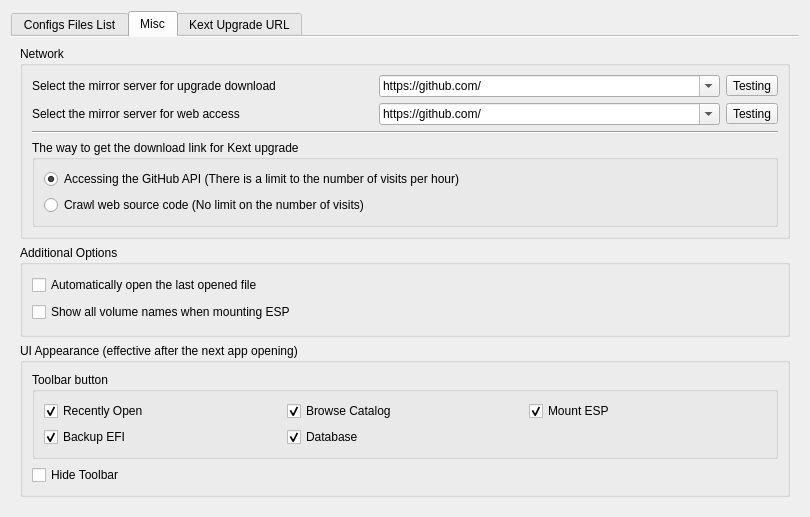
Old version of the form dlgdatabase.ui in the repository ic005k/OCAuxiliaryTools.
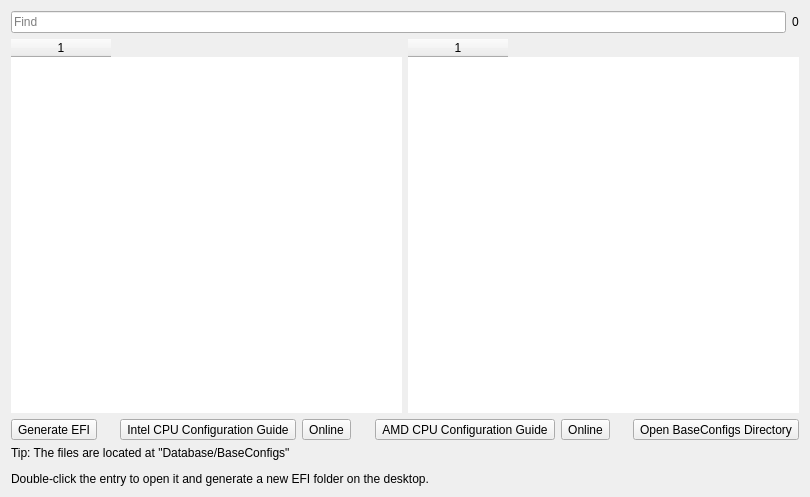
New version of the form. The open tabs and pages were chosen to show the change.

What changed in the file:
```diff
--- a/dlgdatabase.ui
+++ b/dlgdatabase.ui
@@ -7,25 +7,12 @@
     <x>0</x>
     <y>0</y>
     <width>810</width>
-    <height>517</height>
+    <height>497</height>
    </rect>
   </property>
   <property name="windowTitle">
    <string>Configuration file database</string>
   </property>
-  <layout class="QGridLayout" name="gridLayout_9">
-   <item row="0" column="0">
-    <widget class="QTabWidget" name="tabWidget">
-     <property name="currentIndex">
-      <number>2</number>
-     </property>
-     <property name="documentMode">
-      <bool>true</bool>
-     </property>
-     <widget class="QWidget" name="tab_1">
-      <attribute name="title">
-       <string>Configs Files List</string>
-      </attribute>
       <layout class="QGridLayout" name="gridLayout">
        <item row="0" column="0">
         <layout class="QHBoxLayout" name="horizontalLayout_3">
@@ -188,324 +175,6 @@
          <property name="text">
           <string>&lt;html&gt;&lt;head/&gt;&lt;body&gt;&lt;p&gt;Tip: The files are located at  &quot;Database/BaseConfigs&quot;&lt;/p&gt;&lt;p&gt;Double-click the entry to open it and generate a new EFI folder on the desktop.&lt;/p&gt;&lt;/body&gt;&lt;/html&gt;</string>
          </property>
-        </widget>
-       </item>
-      </layout>
-     </widget>
-     <widget class="QWidget" name="tab_3">
-      <attribute name="title">
-       <string>Misc</string>
-      </attribute>
-      <layout class="QGridLayout" name="gridLayout_2">
-       <item row="0" column="0">
-        <widget class="QGroupBox" name="groupBox">
-         <property name="title">
-          <string>Network</string>
-         </property>
-         <layout class="QGridLayout" name="gridLayout_6">
-          <item row="0" column="0">
-           <widget class="QLabel" name="label_2">
-            <property name="text">
-             <string>Select the mirror server for upgrade download</string>
-            </property>
-           </widget>
-          </item>
-          <item row="1" column="0">
-           <widget class="QLabel" name="label_3">
-            <property name="text">
-             <string>Select the mirror server for web access</string>
-            </property>
-           </widget>
-          </item>
-          <item row="1" column="1">
-           <widget class="QComboBox" name="comboBoxWeb">
-            <property name="editable">
-             <bool>true</bool>
-            </property>
-            <item>
-             <property name="text">
-              <string>https://github.com/</string>
-             </property>
-            </item>
-            <item>
-             <property name="text">
-              <string>https://hub.fastgit.org/</string>
-             </property>
-            </item>
-           </widget>
-          </item>
-          <item row="0" column="2">
-           <widget class="QToolButton" name="btnTest">
-            <property name="text">
-             <string>Testing</string>
-            </property>
-           </widget>
-          </item>
-          <item row="2" column="0" colspan="3">
-           <widget class="Line" name="line">
-            <property name="orientation">
-             <enum>Qt::Horizontal</enum>
-            </property>
-           </widget>
-          </item>
-          <item row="1" column="2">
-           <widget class="QToolButton" name="btnPing">
-            <property name="text">
-             <string>Testing</string>
-            </property>
-           </widget>
-          </item>
-          <item row="0" column="1">
-           <widget class="QComboBox" name="comboBoxNet">
-            <property name="editable">
-             <bool>true</bool>
-            </property>
-            <item>
-             <property name="text">
-              <string>https://github.com/</string>
-             </property>
-            </item>
-            <item>
-             <property name="text">
-              <string>https://download.fastgit.org/</string>
-             </property>
-            </item>
-            <item>
-             <property name="text">
-              <string>https://ghproxy.com/https://github.com/</string>
-             </property>
-            </item>
-            <item>
-             <property name="text">
-              <string>https://gh.api.99988866.xyz/https://github.com/</string>
-             </property>
-            </item>
-            <item>
-             <property name="text">
-              <string>https://gh.msx.workers.dev/https://github.com/</string>
-             </property>
-            </item>
-            <item>
-             <property name="text">
-              <string>https://gh.xiu2.xyz/https://github.com/</string>
-             </property>
-            </item>
-            <item>
-             <property name="text">
-              <string>https://git.yumenaka.net/https://github.com/</string>
-             </property>
-            </item>
-            <item>
-             <property name="text">
-              <string>https://pd.zwc365.com/seturl/https://github.com/</string>
-             </property>
-            </item>
-           </widget>
-          </item>
-          <item row="3" column="0" colspan="3">
-           <widget class="QGroupBox" name="groupBox_2">
-            <property name="title">
-             <string>The way to get the download link for Kext upgrade</string>
-            </property>
-            <layout class="QGridLayout" name="gridLayout_5">
-             <item row="0" column="0">
-              <widget class="QRadioButton" name="rbtnAPI">
-               <property name="text">
-                <string>Accessing the GitHub API (There is a limit to the number of visits per hour)</string>
-               </property>
-               <property name="checked">
-                <bool>true</bool>
-               </property>
-              </widget>
-             </item>
-             <item row="1" column="0">
-              <widget class="QRadioButton" name="rbtnWeb">
-               <property name="text">
-                <string>Crawl web source code (No limit on the number of visits)</string>
-               </property>
-              </widget>
-             </item>
-            </layout>
-           </widget>
-          </item>
-         </layout>
-        </widget>
-       </item>
-       <item row="1" column="0">
-        <widget class="QGroupBox" name="groupBox_3">
-         <property name="title">
-          <string>Additional Options</string>
-         </property>
-         <layout class="QGridLayout" name="gridLayout_4">
-          <item row="0" column="0">
-           <widget class="QCheckBox" name="chkBoxLastFile">
-            <property name="text">
-             <string>Automatically open the last opened file</string>
-            </property>
-           </widget>
-          </item>
-          <item row="1" column="0">
-           <widget class="QCheckBox" name="chkShowVolName">
-            <property name="text">
-             <string>Show all volume names when mounting ESP</string>
-            </property>
-           </widget>
-          </item>
-         </layout>
-        </widget>
-       </item>
-       <item row="2" column="0">
-        <widget class="QGroupBox" name="groupBox_5">
-         <property name="title">
-          <string>UI Appearance (effective after the next app opening)</string>
-         </property>
-         <layout class="QGridLayout" name="gridLayout_8">
-          <item row="1" column="0">
-           <widget class="QGroupBox" name="groupBox_4">
-            <property name="title">
-             <string>Toolbar button</string>
-            </property>
-            <layout class="QGridLayout" name="gridLayout_7">
-             <item row="0" column="0">
-              <widget class="QCheckBox" name="chkRecentOpen">
-               <property name="text">
-                <string>Recently Open</string>
-               </property>
-               <property name="checked">
-                <bool>true</bool>
-               </property>
-              </widget>
-             </item>
-             <item row="0" column="1">
-              <widget class="QCheckBox" name="chkOpenDir">
-               <property name="text">
-                <string>Browse Catalog</string>
-               </property>
-               <property name="checked">
-                <bool>true</bool>
-               </property>
-              </widget>
-             </item>
-             <item row="0" column="3">
-              <widget class="QCheckBox" name="chkMountESP">
-               <property name="text">
-                <string>Mount ESP</string>
-               </property>
-               <property name="checked">
-                <bool>true</bool>
-               </property>
-              </widget>
-             </item>
-             <item row="1" column="0">
-              <widget class="QCheckBox" name="chkBackupEFI">
-               <property name="text">
-                <string>Backup EFI</string>
-               </property>
-               <property name="checked">
-                <bool>true</bool>
-               </property>
-              </widget>
-             </item>
-             <item row="1" column="1">
-              <widget class="QCheckBox" name="chkDatabase">
-               <property name="text">
-                <string>Database</string>
-               </property>
-               <property name="checked">
-                <bool>true</bool>
-               </property>
-              </widget>
-             </item>
-            </layout>
-           </widget>
-          </item>
-          <item row="2" column="0">
-           <widget class="QCheckBox" name="chkHideToolbar">
-            <property name="text">
-             <string>Hide Toolbar</string>
-            </property>
-           </widget>
-          </item>
-         </layout>
-        </widget>
-       </item>
-      </layout>
-     </widget>
-     <widget class="QWidget" name="tab_2">
-      <attribute name="title">
-       <string>Kext Upgrade URL</string>
-      </attribute>
-      <layout class="QGridLayout" name="gridLayout_3">
-       <item row="2" column="0">
-        <widget class="QToolButton" name="btnAdd">
-         <property name="text">
-          <string>+</string>
-         </property>
-        </widget>
-       </item>
-       <item row="0" column="0" colspan="4">
-        <widget class="QTextEdit" name="textEdit">
-         <property name="frameShape">
-          <enum>QFrame::NoFrame</enum>
-         </property>
-         <property name="html">
-          <string>&lt;!DOCTYPE HTML PUBLIC &quot;-//W3C//DTD HTML 4.0//EN&quot; &quot;http://www.w3.org/TR/REC-html40/strict.dtd&quot;&gt;
-&lt;html&gt;&lt;head&gt;&lt;meta name=&quot;qrichtext&quot; content=&quot;1&quot; /&gt;&lt;meta charset=&quot;utf-8&quot; /&gt;&lt;style type=&quot;text/css&quot;&gt;
-p, li { white-space: pre-wrap; }
-&lt;/style&gt;&lt;/head&gt;&lt;body style=&quot; font-family:'.AppleSystemUIFont'; font-size:13pt; font-weight:400; font-style:normal;&quot;&gt;
-&lt;p style=&quot;-qt-paragraph-type:empty; margin-top:0px; margin-bottom:0px; margin-left:0px; margin-right:0px; -qt-block-indent:0; text-indent:0px; font-family:'SimSun'; font-size:9pt;&quot;&gt;&lt;br /&gt;&lt;/p&gt;&lt;/body&gt;&lt;/html&gt;</string>
-         </property>
-        </widget>
-       </item>
-       <item row="2" column="3">
-        <spacer name="horizontalSpacer">
-         <property name="orientation">
-          <enum>Qt::Horizontal</enum>
-         </property>
-         <property name="sizeHint" stdset="0">
-          <size>
-           <width>458</width>
-           <height>20</height>
-          </size>
-         </property>
-        </spacer>
-       </item>
-       <item row="1" column="0" colspan="4">
-        <widget class="QTableWidget" name="tableKextUrl">
-         <property name="frameShape">
-          <enum>QFrame::NoFrame</enum>
-         </property>
-         <property name="frameShadow">
-          <enum>QFrame::Plain</enum>
-         </property>
-         <column>
-          <property name="text">
-           <string>Kext Name</string>
-          </property>
-         </column>
-         <column>
-          <property name="text">
-           <string>Source URL</string>
-          </property>
-         </column>
-        </widget>
-       </item>
-       <item row="2" column="1">
-        <widget class="QToolButton" name="btnDel">
-         <property name="text">
-          <string>-</string>
-         </property>
-        </widget>
-       </item>
-       <item row="2" column="2">
-        <widget class="QToolButton" name="btnOpenUrl">
-         <property name="text">
-          <string>Open URL in browser</string>
-         </property>
-        </widget>
-       </item>
-      </layout>
-     </widget>
     </widget>
    </item>
   </layout>
```
Lines whose indentation alone changed are shown as unchanged.
